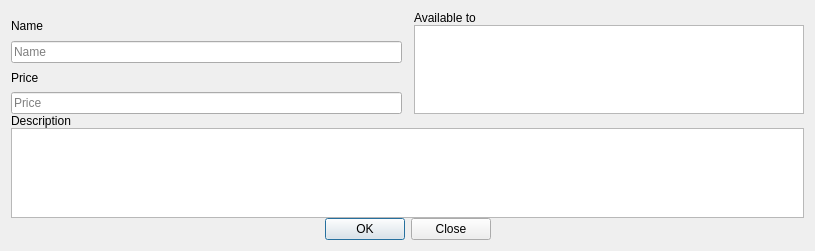
Qt form ui/NewPrice.ui (MakeICT/event-creator) before a commit.
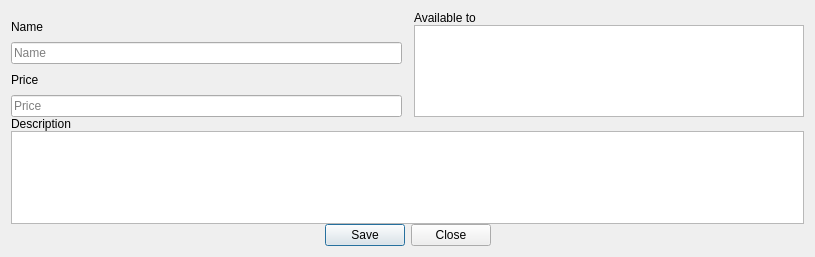
The same form after that commit.

Commit message: Make price summary widget delete button work

Diff of the .ui file:
```diff
--- a/ui/NewPrice.ui
+++ b/ui/NewPrice.ui
@@ -7,7 +7,7 @@
     <x>0</x>
     <y>0</y>
     <width>815</width>
-    <height>251</height>
+    <height>257</height>
    </rect>
   </property>
   <property name="windowTitle">
@@ -99,15 +99,15 @@
       <string>&lt;!DOCTYPE HTML PUBLIC &quot;-//W3C//DTD HTML 4.0//EN&quot; &quot;http://www.w3.org/TR/REC-html40/strict.dtd&quot;&gt;
 &lt;html&gt;&lt;head&gt;&lt;meta name=&quot;qrichtext&quot; content=&quot;1&quot; /&gt;&lt;style type=&quot;text/css&quot;&gt;
 p, li { white-space: pre-wrap; }
-&lt;/style&gt;&lt;/head&gt;&lt;body style=&quot; font-family:'Arial'; font-size:10pt; font-weight:400; font-style:normal;&quot;&gt;
-&lt;p style=&quot;-qt-paragraph-type:empty; margin-top:0px; margin-bottom:0px; margin-left:0px; margin-right:0px; -qt-block-indent:0; text-indent:0px;&quot;&gt;&lt;br /&gt;&lt;/p&gt;&lt;/body&gt;&lt;/html&gt;</string>
+&lt;/style&gt;&lt;/head&gt;&lt;body style=&quot; font-family:'Noto Sans'; font-size:10pt; font-weight:400; font-style:normal;&quot;&gt;
+&lt;p style=&quot;-qt-paragraph-type:empty; margin-top:0px; margin-bottom:0px; margin-left:0px; margin-right:0px; -qt-block-indent:0; text-indent:0px; font-family:'Arial';&quot;&gt;&lt;br /&gt;&lt;/p&gt;&lt;/body&gt;&lt;/html&gt;</string>
      </property>
     </widget>
    </item>
    <item>
     <widget class="QDialogButtonBox" name="buttonBox">
      <property name="standardButtons">
-      <set>QDialogButtonBox::Close|QDialogButtonBox::Ok</set>
+      <set>QDialogButtonBox::Close|QDialogButtonBox::Save</set>
      </property>
      <property name="centerButtons">
       <bool>true</bool>
```
The commit also changes 1 other file.
